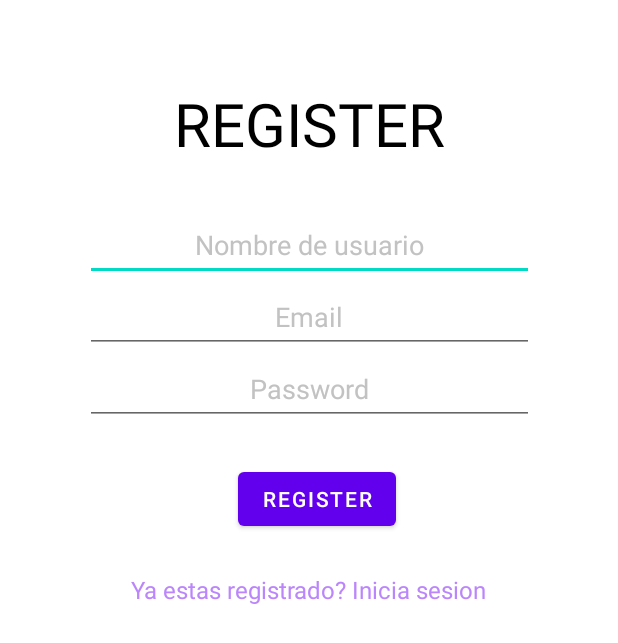
After one commit to AguuSz/proyecto-integrador-TM, an Android app: the layout activity_register.xml on its own in the app's theme, with its tools: preview values and no code run, on a phone screen of 412 x 824 dp. The commit adds this screen. Shown: the top 643 px of the screen. Run offline under Robolectric (Android 15) with nearby library versions, the phone set to English and light mode, and no system bars.

Commit message:
creada activity y redirectea a login

```diff
--- a/app/src/main/AndroidManifest.xml
+++ b/app/src/main/AndroidManifest.xml
@@ -30,6 +30,11 @@
         <activity
             android:name=".activities.LoginActivity"
             android:exported="true">
+        </activity>
+        <!--RegisterScreen-->
+        <activity
+            android:name=".activities.RegisterActivity"
+            android:exported="true">
             <intent-filter>
                 <action android:name="android.intent.action.MAIN" />
 
--- /dev/null
+++ b/app/src/main/res/layout/activity_register.xml
@@ -0,0 +1,104 @@
+<?xml version="1.0" encoding="utf-8"?>
+<androidx.constraintlayout.widget.ConstraintLayout xmlns:android="http://schemas.android.com/apk/res/android"
+    xmlns:app="http://schemas.android.com/apk/res-auto"
+    xmlns:tools="http://schemas.android.com/tools"
+    android:layout_width="match_parent"
+    android:layout_height="match_parent"
+    tools:context=".activities.RegisterActivity">
+
+    <LinearLayout
+        android:id="@+id/main_linear_layout"
+        android:layout_width="350dp"
+        android:layout_height="wrap_content"
+        android:gravity="center"
+        android:orientation="vertical"
+        android:padding="25dp"
+        app:layout_constraintEnd_toEndOf="parent"
+        app:layout_constraintStart_toStartOf="parent"
+        app:layout_constraintTop_toTopOf="parent">
+
+        <TextView
+            android:layout_width="wrap_content"
+            android:layout_height="wrap_content"
+            android:padding="30dp"
+            android:text="@string/tvRegisterText"
+            android:textColor="#000"
+            android:textSize="40sp" />
+
+        <EditText
+            android:id="@+id/etUsername"
+            android:layout_width="match_parent"
+            android:layout_height="48dp"
+            android:hint="@string/etUsernameHint"
+            android:inputType="text"
+            android:textAlignment="center"
+            android:textColorHint="#c2c2c2" />
+
+        <TextView
+            android:id="@+id/tvUsernameErrorMessage"
+            android:layout_width="wrap_content"
+            android:layout_height="wrap_content"
+            android:visibility="gone"
+            android:textColor="@color/red"
+            android:textSize="14sp" />
+
+        <EditText
+            android:id="@+id/etEmail"
+            android:layout_width="match_parent"
+            android:layout_height="48dp"
+            android:hint="@string/etEmailHint"
+            android:inputType="textEmailAddress"
+            android:textAlignment="center"
+            android:textColorHint="#c2c2c2" />
+
+        <TextView
+            android:id="@+id/tvEmailErrorMessage"
+            android:layout_width="wrap_content"
+            android:layout_height="wrap_content"
+            android:visibility="gone"
+            android:textColor="@color/red"
+            android:textSize="14sp" />
+
+        <EditText
+            android:id="@+id/etPassword"
+            android:layout_width="match_parent"
+            android:layout_height="48dp"
+            android:hint="@string/etPasswordHint"
+            android:inputType="textPassword"
+            android:textAlignment="center"
+            android:textColorHint="#c2c2c2" />
+
+        <TextView
+            android:id="@+id/tvPasswordErrorMessage"
+            android:layout_width="wrap_content"
+            android:layout_height="wrap_content"
+            android:visibility="gone"
+            android:textColor="@color/red"
+            android:textSize="14sp" />
+
+        <LinearLayout
+            android:layout_width="match_parent"
+            android:layout_height="wrap_content"
+            android:gravity="center"
+            android:orientation="horizontal"
+            android:padding="25dp">
+
+            <Button
+                android:id="@+id/btnRegister"
+                android:layout_width="wrap_content"
+                android:layout_height="wrap_content"
+                android:layout_marginStart="10dp"
+                android:text="@string/tvRegisterText" />
+        </LinearLayout>
+
+        <TextView
+            android:id="@+id/tvAlreadyAUser"
+            android:layout_width="wrap_content"
+            android:layout_height="wrap_content"
+            android:text="@string/tvAlreadyAUser"
+            android:textColor="@color/purple_200"
+            android:textSize="16sp">
+
+        </TextView>
+    </LinearLayout>
+</androidx.constraintlayout.widget.ConstraintLayout>
--- a/app/src/main/res/values/colors.xml
+++ b/app/src/main/res/values/colors.xml
@@ -7,4 +7,5 @@
     <color name="teal_700">#FF018786</color>
     <color name="black">#FF000000</color>
     <color name="white">#FFFFFFFF</color>
+    <color name="red">#FF0000</color>
 </resources>
--- a/app/src/main/res/values/strings.xml
+++ b/app/src/main/res/values/strings.xml
@@ -1,8 +1,10 @@
 <resources>
     <string name="app_name">Proyecto integrador TM</string>
     <string name="tvLoginText">LOGIN</string>
+    <string name="tvRegisterText">REGISTER</string>
     <string name="etEmailHint">Email</string>
     <string name="etUsernameHint">Nombre de usuario</string>
     <string name="etPasswordHint">Password</string>
     <string name="tvForgotPasswordText">Olvidaste la password?</string>
+    <string name="tvAlreadyAUser">Ya estas registrado? Inicia sesion</string>
 </resources>
```
Also changed, not shown: app/src/main/java/com/agus/proyectointegradortm/activities/RegisterActivity.kt (added, +88 -0 lines).
